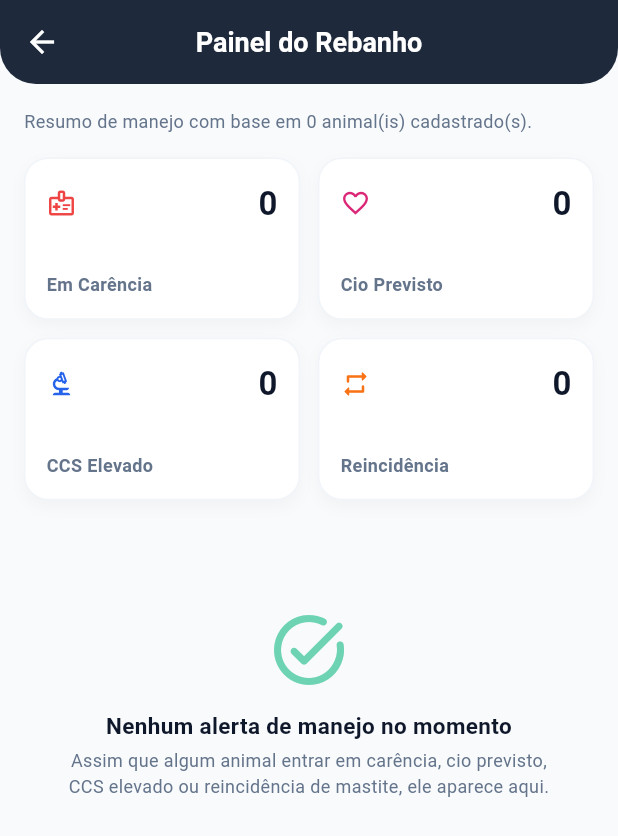
After one commit to Little-hair77/SIDMA, a Flutter app: the TelaDashboard screen opened directly, after a tap on "Painel do Rebanho", on a phone screen of 412 x 824 dp. The commit adds this screen. Shown: the top 836 px of the screen. Run offline on Flutter 3.47's test engine with Material 3 defaults, Android fonts, the phone set to English and light mode, and no system bars; our stand-ins replace dio, fl_chart, flutter_secure_storage, google_sign_in, image_picker, pdf and 2 more; missing offline and left inert: mobile_scanner; accounts and stored records are empty; network calls fail.

Commit message:
feat: control panel integration

```diff
--- a/mobile/lib/views/animais.dart
+++ b/mobile/lib/views/animais.dart
@@ -4,6 +4,7 @@ import 'cadastro_animal.dart';
 import 'qrCode_animal.dart';
 import 'detalhe_animal.dart';
 import 'registrar_tratamento.dart';
+import 'painel_rebanho.dart';
 
 class TelaAnimais extends StatefulWidget {
   const TelaAnimais({Key? key}) : super(key: key);
--- a/mobile/lib/views/dashboard.dart
+++ b/mobile/lib/views/dashboard.dart
@@ -10,6 +10,7 @@ import 'historico.dart';
 import 'login.dart';
 import 'detalhe_analise.dart';
 import 'alerta_bell_button.dart';
+import 'painel_rebanho.dart';
 
 class TelaDashboard extends StatefulWidget {
   const TelaDashboard({Key? key}) : super(key: key);
@@ -28,6 +29,7 @@ class _TelaDashboardState extends State<TelaDashboard> {
   // Métricas calculadas a partir dos dados reais retornados pela API
   int _totalAnimais = 0;
   int _emTratamento = 0;
+  int _totalSituacoesEmAberto = 0;
 
   // Paleta de Cores
   static const Color corVerdePrimaria = Color(0xFF10B981);
@@ -58,11 +60,17 @@ class _TelaDashboardState extends State<TelaDashboard> {
         .where((a) => a['em_carencia'] == true)
         .length;
 
+    final totalSituacoes = totalEmCarencia +
+        listaAnimais.where((a) => a['cio_proximo'] == true).length +
+        listaAnimais.where((a) => a['ultimo_ccs_risco'] == 'ALTO').length +
+        listaAnimais.where((a) => a['alerta_reincidencia'] == true).length;
+
     setState(() {
       _nomeUsuario = usuario['nome']?.isNotEmpty == true ? usuario['nome']! : (usuario['email'] ?? 'Produtor');
       _analises = historico ?? [];
       _totalAnimais = listaAnimais.length;
       _emTratamento = totalEmCarencia;
+      _totalSituacoesEmAberto = totalSituacoes;
       _carregando = false;
     });
   }
@@ -137,6 +145,7 @@ class _TelaDashboardState extends State<TelaDashboard> {
 
   /// Agrupa as análises dos últimos 7 dias (incluindo hoje) por data,
   /// contando o total de análises e quantas foram sinalizadas como suspeitas.
+  /// Usado para alimentar o gráfico de tendência do Dashboard (RF26).
   List<Map<String, dynamic>> _dadosTendencia() {
     final hoje = DateTime.now();
     final diaBase = DateTime(hoje.year, hoje.month, hoje.day);
@@ -292,14 +301,15 @@ class _TelaDashboardState extends State<TelaDashboard> {
                                 },
                               ),
                               _ModuloCardData(
-                                titulo: 'Tratamentos',
-                                valor: '$_emTratamento',
-                                legenda: 'Animais isolados',
-                                icone: Icons.medical_services_outlined,
+                                titulo: 'Painel do Rebanho',
+                                valor: '$_totalSituacoesEmAberto',
+                                legenda: _totalSituacoesEmAberto > 0 ? 'Situações em aberto' : 'Tudo em ordem',
+                                icone: Icons.health_and_safety_outlined,
                                 corDestaque: const Color(0xFFF59E0B),
+                                destaqueAlerta: _totalSituacoesEmAberto > 0,
                                 onTap: () {
                                   Navigator.of(context)
-                                      .push(MaterialPageRoute(builder: (_) => const TelaAnimais()))
+                                      .push(MaterialPageRoute(builder: (_) => const TelaPainelRebanho()))
                                       .then((_) => _carregarDados());
                                 },
                               ),
@@ -644,7 +654,7 @@ class _CartaoAnalise extends StatelessWidget {
 }
 
 // ==========================================
-// GRÁFICO DE TENDÊNCIA (RF26)
+// GRÁFICO DE TENDÊNCIA
 // ==========================================
 
 class _GraficoTendencia extends StatelessWidget {
--- /dev/null
+++ b/mobile/lib/views/painel_rebanho.dart
@@ -0,0 +1,299 @@
+import 'package:flutter/material.dart';
+import '../services/api_service.dart';
+import 'detalhe_animal.dart';
+
+class TelaPainelRebanho extends StatefulWidget {
+  const TelaPainelRebanho({Key? key}) : super(key: key);
+
+  @override
+  State<TelaPainelRebanho> createState() => _TelaPainelRebanhoState();
+}
+
+class _TelaPainelRebanhoState extends State<TelaPainelRebanho> {
+  final ApiService _apiService = ApiService();
+
+  List<dynamic> _animais = [];
+  bool _carregando = true;
+
+  // Paleta de Cores
+  static const Color corAzulMarinho = Color(0xFF1E293B);
+  static const Color corFundo = Color(0xFFF8FAFC);
+  static const Color corTextoPrimario = Color(0xFF0F172A);
+  static const Color corTextoSecundario = Color(0xFF64748B);
+  static const Color corVerdePrimaria = Color(0xFF10B981);
+
+  @override
+  void initState() {
+    super.initState();
+    _carregar();
+  }
+
+  Future<void> _carregar() async {
+    setState(() => _carregando = true);
+    final lista = await _apiService.listarAnimais();
+    if (!mounted) return;
+    setState(() {
+      _animais = lista ?? [];
+      _carregando = false;
+    });
+  }
+
+  List<dynamic> get _emCarencia => _animais.where((a) => a['em_carencia'] == true).toList();
+  List<dynamic> get _cioPrevisto => _animais.where((a) => a['cio_proximo'] == true).toList();
+  List<dynamic> get _ccsElevado => _animais.where((a) => a['ultimo_ccs_risco'] == 'ALTO').toList();
+  List<dynamic> get _reincidencia => _animais.where((a) => a['alerta_reincidencia'] == true).toList();
+
+  Future<void> _abrirFicha(dynamic animal) async {
+    await Navigator.of(context).push(
+      MaterialPageRoute(builder: (_) => TelaDetalheAnimal(animal: animal)),
+    );
+    _carregar();
+  }
+
+  String _formatarData(String? dataIso) {
+    final data = DateTime.tryParse(dataIso ?? '');
+    if (data == null) return 'N/I';
+    return '${data.day.toString().padLeft(2, '0')}/${data.month.toString().padLeft(2, '0')}/${data.year}';
+  }
+
+  @override
+  Widget build(BuildContext context) {
+    final totalAtencao = _emCarencia.length + _cioPrevisto.length + _ccsElevado.length + _reincidencia.length;
+
+    return Scaffold(
+      backgroundColor: corFundo,
+      appBar: AppBar(
+        backgroundColor: corAzulMarinho,
+        foregroundColor: Colors.white,
+        elevation: 0,
+        title: const Text('Painel do Rebanho', style: TextStyle(fontWeight: FontWeight.bold, fontSize: 18)),
+        centerTitle: true,
+        shape: const RoundedRectangleBorder(
+          borderRadius: BorderRadius.vertical(bottom: Radius.circular(24)),
+        ),
+      ),
+      body: _carregando
+          ? const Center(child: CircularProgressIndicator(color: corVerdePrimaria))
+          : RefreshIndicator(
+              color: corVerdePrimaria,
+              onRefresh: _carregar,
+              child: ListView(
+                padding: const EdgeInsets.all(16),
+                children: [
+                  Text(
+                    'Resumo de manejo com base em ${_animais.length} animal(is) cadastrado(s).',
+                    style: const TextStyle(fontSize: 12, color: corTextoSecundario),
+                  ),
+                  const SizedBox(height: 16),
+
+                  // RESUMO EM NÚMEROS
+                  GridView.count(
+                    shrinkWrap: true,
+                    physics: const NeverScrollableScrollPhysics(),
+                    crossAxisCount: 2,
+                    crossAxisSpacing: 12,
+                    mainAxisSpacing: 12,
+                    childAspectRatio: 1.7,
+                    children: [
+                      _StatCard(titulo: 'Em Carência', valor: _emCarencia.length, icone: Icons.medical_information_outlined, cor: const Color(0xFFEF4444)),
+                      _StatCard(titulo: 'Cio Previsto', valor: _cioPrevisto.length, icone: Icons.favorite_outline, cor: const Color(0xFFDB2777)),
+                      _StatCard(titulo: 'CCS Elevado', valor: _ccsElevado.length, icone: Icons.biotech_outlined, cor: const Color(0xFF2563EB)),
+                      _StatCard(titulo: 'Reincidência', valor: _reincidencia.length, icone: Icons.repeat_rounded, cor: const Color(0xFFF97316)),
+                    ],
+                  ),
+                  const SizedBox(height: 24),
+
+                  if (totalAtencao == 0)
+                    _buildEstadoVazio()
+                  else ...[
+                    _buildSecao(
+                      titulo: 'Em Carência',
+                      subtitulo: 'O leite desses animais não deve ser misturado ao tanque.',
+                      icone: Icons.medical_information_outlined,
+                      cor: const Color(0xFFEF4444),
+                      animais: _emCarencia,
+                      detalheBuilder: (a) => 'Carência até ${_formatarData(a['carencia_ate'])}',
+                    ),
+                    _buildSecao(
+                      titulo: 'Cio Previsto',
+                      subtitulo: 'Atenção reprodutiva — previsão baseada no último cio registrado.',
+                      icone: Icons.favorite_outline,
+                      cor: const Color(0xFFDB2777),
+                      animais: _cioPrevisto,
+                      detalheBuilder: (a) => 'Previsão: ${_formatarData(a['previsao_proximo_cio'])}',
+                    ),
+                    _buildSecao(
+                      titulo: 'CCS Elevado',
+                      subtitulo: 'Risco de mastite subclínica pela Contagem de Células Somáticas.',
+                      icone: Icons.biotech_outlined,
+                      cor: const Color(0xFF2563EB),
+                      animais: _ccsElevado,
+                      detalheBuilder: (a) => 'Último CCS: ${a['ultimo_ccs_valor'] ?? 'N/I'} céls/mL',
+                    ),
+                    _buildSecao(
+                      titulo: 'Reincidência de Mastite',
+                      subtitulo: '2 ou mais resultados suspeitos entre as últimas 3 análises.',
+                      icone: Icons.repeat_rounded,
+                      cor: const Color(0xFFF97316),
+                      animais: _reincidencia,
+                      detalheBuilder: (a) => '${a['total_analises'] ?? 0} análise(s) registrada(s)',
+                    ),
+                  ],
+                ],
+              ),
+            ),
+    );
+  }
+
+  Widget _buildEstadoVazio() {
+    return Container(
+      padding: const EdgeInsets.symmetric(vertical: 48, horizontal: 24),
+      alignment: Alignment.center,
+      child: Column(
+        children: [
+          Icon(Icons.task_alt_rounded, size: 56, color: corVerdePrimaria.withOpacity(0.6)),
+          const SizedBox(height: 12),
+          const Text(
+            'Nenhum alerta de manejo no momento',
+            style: TextStyle(fontWeight: FontWeight.bold, color: corTextoPrimario, fontSize: 15),
+            textAlign: TextAlign.center,
+          ),
+          const SizedBox(height: 4),
+          const Text(
+            'Assim que algum animal entrar em carência, cio previsto, CCS elevado ou reincidência de mastite, ele aparece aqui.',
+            style: TextStyle(color: corTextoSecundario, fontSize: 12),
+            textAlign: TextAlign.center,
+          ),
+        ],
+      ),
+    );
+  }
+
+  Widget _buildSecao({
+    required String titulo,
+    required String subtitulo,
+    required IconData icone,
+    required Color cor,
+    required List<dynamic> animais,
+    required String Function(dynamic) detalheBuilder,
+  }) {
+    if (animais.isEmpty) return const SizedBox.shrink();
+
+    return Container(
+      margin: const EdgeInsets.only(bottom: 16),
+      decoration: BoxDecoration(
+        color: Colors.white,
+        borderRadius: BorderRadius.circular(16),
+        border: Border.all(color: const Color(0xFFF1F5F9)),
+        boxShadow: [
+          BoxShadow(color: Colors.black.withOpacity(0.03), blurRadius: 8, offset: const Offset(0, 4)),
+        ],
+      ),
+      child: Column(
+        crossAxisAlignment: CrossAxisAlignment.start,
+        children: [
+          Padding(
+            padding: const EdgeInsets.fromLTRB(16, 16, 16, 8),
+            child: Row(
+              children: [
+                Container(
+                  padding: const EdgeInsets.all(8),
+                  decoration: BoxDecoration(color: cor.withOpacity(0.12), borderRadius: BorderRadius.circular(10)),
+                  child: Icon(icone, color: cor, size: 18),
+                ),
+                const SizedBox(width: 10),
+                Expanded(
+                  child: Column(
+                    crossAxisAlignment: CrossAxisAlignment.start,
+                    children: [
+                      Text('$titulo (${animais.length})', style: TextStyle(fontWeight: FontWeight.bold, color: corTextoPrimario, fontSize: 14)),
+                      Text(subtitulo, style: const TextStyle(fontSize: 11, color: corTextoSecundario)),
+                    ],
+                  ),
+                ),
+              ],
+            ),
+          ),
+          const Divider(height: 1, color: Color(0xFFF1F5F9)),
+          ...animais.map((a) => _buildLinhaAnimal(a, cor, detalheBuilder)).toList(),
+        ],
+      ),
+    );
+  }
+
+  Widget _buildLinhaAnimal(dynamic animal, Color cor, String Function(dynamic) detalheBuilder) {
+    return InkWell(
+      onTap: () => _abrirFicha(animal),
+      child: Padding(
+        padding: const EdgeInsets.symmetric(horizontal: 16, vertical: 12),
+        child: Row(
+          children: [
+            CircleAvatar(
+              radius: 18,
+              backgroundColor: corFundo,
+              backgroundImage: animal['foto'] != null ? NetworkImage(animal['foto']) : null,
+              child: animal['foto'] == null ? const Icon(Icons.pets, size: 16, color: corTextoSecundario) : null,
+            ),
+            const SizedBox(width: 12),
+            Expanded(
+              child: Column(
+                crossAxisAlignment: CrossAxisAlignment.start,
+                children: [
+                  Text(
+                    animal['nome']?.toString().isNotEmpty == true ? animal['nome'] : 'Brinco ${animal['brinco']}',
+                    style: const TextStyle(fontWeight: FontWeight.w600, color: corTextoPrimario, fontSize: 13),
+                  ),
+                  const SizedBox(height: 2),
+                  Text(detalheBuilder(animal), style: TextStyle(fontSize: 11, color: cor, fontWeight: FontWeight.w600)),
+                ],
+              ),
+            ),
+            const Icon(Icons.chevron_right, color: Color(0xFFCBD5E1)),
+          ],
+        ),
+      ),
+    );
+  }
+}
+
+class _StatCard extends StatelessWidget {
+  final String titulo;
+  final int valor;
+  final IconData icone;
+  final Color cor;
+
+  const _StatCard({required this.titulo, required this.valor, required this.icone, required this.cor});
+
+  @override
+  Widget build(BuildContext context) {
+    return Container(
+      padding: const EdgeInsets.all(14),
+      decoration: BoxDecoration(
+        color: Colors.white,
+        borderRadius: BorderRadius.circular(16),
+        border: Border.all(color: const Color(0xFFF1F5F9)),
+        boxShadow: [
+          BoxShadow(color: Colors.black.withOpacity(0.03), blurRadius: 8, offset: const Offset(0, 4)),
+        ],
+      ),
+      child: Column(
+        crossAxisAlignment: CrossAxisAlignment.start,
+        mainAxisAlignment: MainAxisAlignment.spaceBetween,
+        children: [
+          Row(
+            mainAxisAlignment: MainAxisAlignment.spaceBetween,
+            children: [
+              Icon(icone, color: cor, size: 20),
+              Text(
+                '$valor',
+                style: TextStyle(fontSize: 22, fontWeight: FontWeight.bold, color: valor > 0 ? cor : const Color(0xFF0F172A)),
+              ),
+            ],
+          ),
+          const SizedBox(height: 6),
+          Text(titulo, style: const TextStyle(fontSize: 12, fontWeight: FontWeight.w600, color: Color(0xFF64748B))),
+        ],
+      ),
+    );
+  }
+}
```
